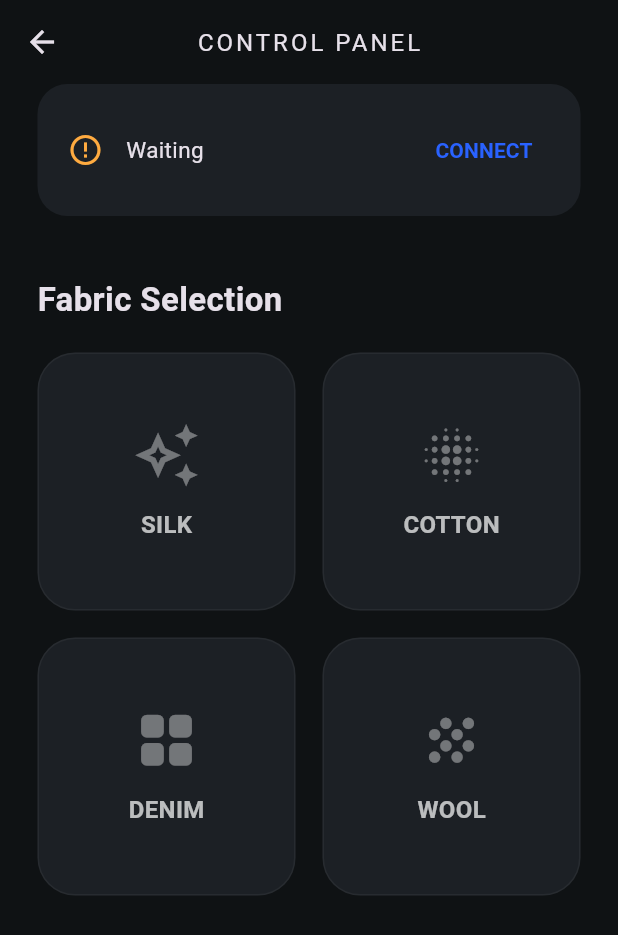
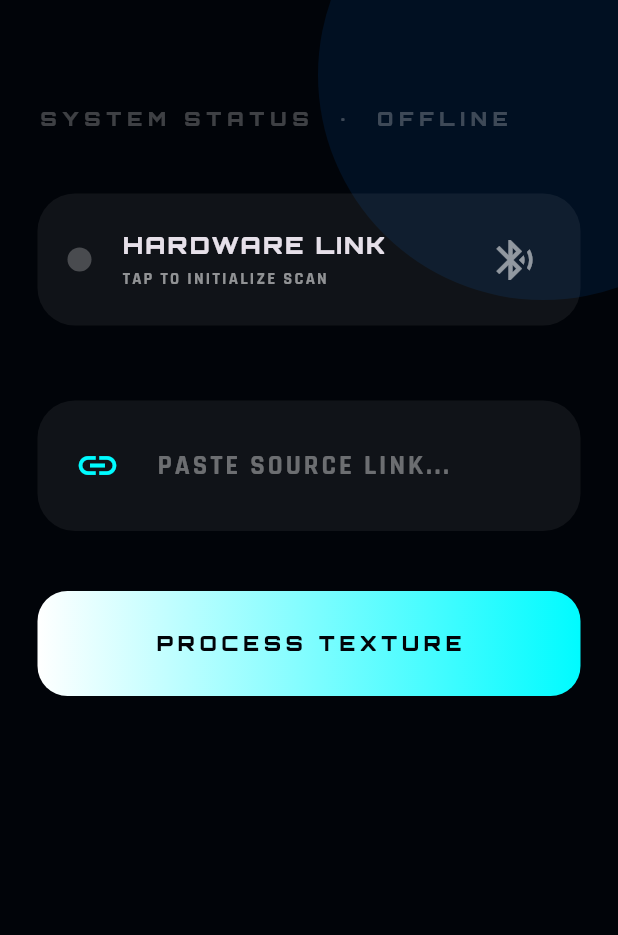
Before and after one commit to aleynakok/Haptic_Project, a Flutter app: the HapticControlPage screen opened directly, on a phone screen of 412 x 824 dp. Shown: the top 935 px of the screen. Run offline on Flutter 3.47's test engine with Material 3 defaults, Android fonts, the phone set to English and light mode, and no system bars; our stand-ins replace flutter_blue_plus, google_fonts, permission_handler, shelf; missing offline and left inert: shelf_router.

Commit message:
Haptic project ai integration

```diff
--- a/lib/main.dart
+++ b/lib/main.dart
@@ -1,113 +1,137 @@
 import 'dart:io';
+import 'dart:async';
 import 'package:flutter/material.dart';
 import 'package:flutter_blue_plus/flutter_blue_plus.dart';
 import 'package:permission_handler/permission_handler.dart';
+import 'ai_service.dart';
+import 'package:google_fonts/google_fonts.dart';
 
-// MyApp ismini burada güncelledik
 void main() => runApp(const MyApp());
 
 class MyApp extends StatelessWidget {
   const MyApp({super.key});
-
   @override
   Widget build(BuildContext context) {
     return MaterialApp(
       debugShowCheckedModeBanner: false,
       theme: ThemeData(
         brightness: Brightness.dark,
-        scaffoldBackgroundColor: const Color(0xFF0F1214),
-        primaryColor: const Color(0xFF2962FF),
+        scaffoldBackgroundColor: const Color(0xFF010409),
       ),
       home: const WelcomePage(),
     );
   }
 }
 
-// --- SHARED UI CONSTANTS ---
-const Color kBackgroundColor = Color(0xFF0F1214);
-const Color kCardColor = Color(0xFF1C2025);
-const Color kAccentColor = Color(0xFF2962FF);
+const Color kCyan   = Color(0xFF00FBFF);
+const Color kBlue   = Color(0xFF007BFF);
+const Color kDeepBg = Color(0xFF010409);
 
-// --- 1. WELCOME PAGE ---
+class GradientText extends StatelessWidget {
+  const GradientText(this.text, {super.key, required this.gradient, this.style});
+  final String text;
+  final TextStyle? style;
+  final Gradient gradient;
+  @override
+  Widget build(BuildContext context) {
+    return ShaderMask(
+      blendMode: BlendMode.srcIn,
+      shaderCallback: (bounds) =>
+          gradient.createShader(Rect.fromLTWH(0, 0, bounds.width, bounds.height)),
+      child: Text(text, style: style),
+    );
+  }
+}
+
 class WelcomePage extends StatelessWidget {
   const WelcomePage({super.key});
-
   @override
   Widget build(BuildContext context) {
     return Scaffold(
-      backgroundColor: kBackgroundColor,
-      body: Center(
+      backgroundColor: kDeepBg,
+      body: Stack(
+        children: [
+          _techCoreVisual(),
+          Padding(
+            padding: const EdgeInsets.symmetric(horizontal: 40),
             child: Column(
               mainAxisAlignment: MainAxisAlignment.center,
+              crossAxisAlignment: CrossAxisAlignment.start,
               children: [
-            Container(
-              padding: const EdgeInsets.all(25),
-              decoration: BoxDecoration(
-                color: kCardColor,
-                shape: BoxShape.circle,
-                border: Border.all(
-                  // withOpacity uyarısını gidermek için withValues kullanıldı
-                  color: kAccentColor.withValues(alpha: 0.3),
-                  width: 2,
+                const Icon(Icons.waves_rounded, size: 80, color: kCyan),
+                const SizedBox(height: 50),
+                GradientText(
+                  "HAPTIC\nPROJECT",
+                  gradient: const LinearGradient(colors: [Colors.white, kCyan]),
+                  style: GoogleFonts.orbitron(
+                    fontSize: 42, fontWeight: FontWeight.w900,
+                    height: 1.3, letterSpacing: 12,
                   ),
                 ),
-              child: const Icon(Icons.waves_rounded, size: 60, color: kAccentColor),
+                const SizedBox(height: 30),
+                Text(
+                  "AI-DRIVEN SURFACE SIMULATION",
+                  style: GoogleFonts.orbitron(
+                    fontSize: 14,
+                    color: kCyan.withValues(alpha: 0.8),
+                    letterSpacing: 6,
+                    fontWeight: FontWeight.w900,
                   ),
-            const SizedBox(height: 30),
-            const Text(
-                "HAPTIC PROJECT",
-                style: TextStyle(fontSize: 28, fontWeight: FontWeight.bold, letterSpacing: 3)
                 ),
-            const SizedBox(height: 10),
-            const Text(
-                "Welcome to the Digital Fabric Experience",
-                style: TextStyle(fontSize: 14, color: Colors.white38)
+                const SizedBox(height: 120),
+                _neonButton(context,
+                  text: "BOOT SYSTEM",
+                  onTap: () => Navigator.push(context,
+                      MaterialPageRoute(builder: (_) => const HapticControlPage())),
                 ),
-            const SizedBox(height: 80),
-            SizedBox(
-              width: 200,
-              height: 55,
-              child: ElevatedButton(
-                style: ElevatedButton.styleFrom(
-                  backgroundColor: kAccentColor,
-                  shape: RoundedRectangleBorder(borderRadius: BorderRadius.circular(15)),
-                ),
-                onPressed: () => Navigator.push(
-                    context,
-                    MaterialPageRoute(builder: (context) => const HapticControlPage())
-                ),
-                child: const Text(
-                    "START",
-                    style: TextStyle(fontSize: 16, fontWeight: FontWeight.bold, color: Colors.white)
-                ),
+              ],
             ),
           ),
         ],
-        ),
       ),
     );
   }
 }
 
-// --- 2. MAIN CONTROL PAGE ---
 class HapticControlPage extends StatefulWidget {
   const HapticControlPage({super.key});
-
   @override
   State<HapticControlPage> createState() => _HapticControlPageState();
 }
 
 class _HapticControlPageState extends State<HapticControlPage> {
-  BluetoothDevice? targetDevice;
+  BluetoothDevice?         targetDevice;
   BluetoothCharacteristic? targetCharacteristic;
-  bool isConnected = false;
-  bool isScanning = false;
-  String selectedFabric = "";
+  bool   isConnected     = false;
+  bool   isScanning      = false;
+  String predictedFabric = "";
+  bool   isLoading       = false;
+
+  StreamSubscription? _scanSub;
+  StreamSubscription? _isScanSub;
+
+  final TextEditingController _urlController = TextEditingController();
+  final AIService _aiService = AIService();
 
   final String serviceUuid = "4fafc201-1fb5-459e-8fcc-c5c9c331914b";
-  final String charUuid = "beb5483e-36e1-4688-b7f5-ea07361b26a8";
+  final String charUuid    = "beb5483e-36e1-4688-b7f5-ea07361b26a8";
 
-  // --- CROSS PLATFORM PERMISSION CHECK ---
+  final Map<String, String> fabricCommands = {
+    "ipek": "1",  "silk": "1",
+    "pamuk": "2", "cotton": "2",
+    "denim": "3", "kot": "3",
+    "yün": "4",   "wool": "4",
+    "keten": "5", "sentetik": "6",
+  };
+
+  @override
+  void dispose() {
+    _scanSub?.cancel();
+    _isScanSub?.cancel();
+    _urlController.dispose();
+    super.dispose();
+  }
+
   Future<void> requestPermissions() async {
     if (Platform.isAndroid) {
       await [
@@ -120,23 +144,35 @@ class _HapticControlPageState extends State<HapticControlPage> {
   }
 
   void startScanAndConnect() async {
+    if (isScanning) return;
+
+    await _scanSub?.cancel();
+    await _isScanSub?.cancel();
+    _scanSub   = null;
+    _isScanSub = null;
+
     setState(() { isScanning = true; });
 
-    FlutterBluePlus.startScan(timeout: const Duration(seconds: 10));
+    await FlutterBluePlus.startScan(timeout: const Duration(seconds: 10));
 
-    FlutterBluePlus.scanResults.listen((results) async {
-      for (ScanResult r in results) {
-        // localName uyarısını gidermek için advName kullanıldı
-        String name = r.device.platformName.isEmpty
-            ? r.advertisementData.advName
-            : r.device.platformName;
+    _scanSub = FlutterBluePlus.scanResults.listen((results) async {
+      for (final r in results) {
+        final name = r.device.platformName.isNotEmpty
+            ? r.device.platformName
+            : r.advertisementData.advName;
 
         if (name == "Haptic_Fabric_ESP32") {
-          FlutterBluePlus.stopScan();
-          setState(() { targetDevice = r.device; });
+          await FlutterBluePlus.stopScan();
+          if (mounted) setState(() { targetDevice = r.device; });
           await connectToDevice(r.device);
           break;
         }
+      }
+    });
+
+    _isScanSub = FlutterBluePlus.isScanning.listen((scanning) {
+      if (!scanning && mounted && !isConnected) {
+        setState(() => isScanning = false);
       }
     });
   }
@@ -144,147 +180,277 @@ class _HapticControlPageState extends State<HapticControlPage> {
   Future<void> connectToDevice(BluetoothDevice device) async {
     try {
       await device.connect();
-      List<BluetoothService> services = await device.discoverServices();
-      for (var service in services) {
+
+      final services = await device.discoverServices();
+
+      for (final service in services) {
         if (service.uuid.toString().toLowerCase() == serviceUuid) {
-          for (var char in service.characteristics) {
+          for (final char in service.characteristics) {
             if (char.uuid.toString().toLowerCase() == charUuid) {
+              if (mounted) {
                 setState(() {
                   targetCharacteristic = char;
                   isConnected = true;
-                isScanning = false;
+                  isScanning  = false;
                 });
+              }
+              _showSnackBar("SYSTEM SYNCHRONIZED", isError: false);
+              return;
             }
           }
         }
       }
     } catch (e) {
-      setState(() { isScanning = false; });
       debugPrint("Connection Error: $e");
+      if (mounted) setState(() { isScanning = false; });
+      _showSnackBar("CONNECTION FAILED");
     }
   }
 
   void sendCommand(String label, String cmd) async {
     if (targetCharacteristic != null) {
       await targetCharacteristic!.write(cmd.codeUnits);
-      setState(() { selectedFabric = label; });
+      setState(() { predictedFabric = label; });
     }
+  }
+
+  void _analyze() async {
+    if (_urlController.text.trim().isEmpty) return;
+    setState(() { isLoading = true; predictedFabric = ""; });
+
+    try {
+      final result     = await _aiService.predictFabric(_urlController.text.trim());
+      final normalized = result.toLowerCase().trim();
+      final cmd        = fabricCommands[normalized] ?? "1";
+
+      if (mounted) setState(() => isLoading = false);
+
+      if (isConnected) {
+        sendCommand(normalized, cmd);
+      } else {
+        if (mounted) setState(() => predictedFabric = normalized);
+        _showSnackBar("PLEASE CONNECT DEVICE");
+      }
+    } catch (e) {
+      if (mounted) setState(() => isLoading = false);
+      _showSnackBar("ANALYSIS ERROR");
+    }
+  }
+
+  void _showSnackBar(String msg, {bool isError = true}) {
+    if (!mounted) return;
+    ScaffoldMessenger.of(context).showSnackBar(SnackBar(
+      content: Text(msg,
+          style: GoogleFonts.orbitron(fontSize: 12, fontWeight: FontWeight.bold)),
+      backgroundColor: isError ? Colors.redAccent : kCyan.withValues(alpha: 0.8),
+    ));
   }
 
   @override
   Widget build(BuildContext context) {
     return Scaffold(
-      appBar: AppBar(
-        title: const Text("CONTROL PANEL", style: TextStyle(letterSpacing: 2, fontSize: 16)),
-        backgroundColor: Colors.transparent,
-        elevation: 0,
-        centerTitle: true,
+      backgroundColor: kDeepBg,
+      body: Stack(
+        children: [
+          _techCoreVisual(),
+          SingleChildScrollView(
+            padding: const EdgeInsets.symmetric(horizontal: 25, vertical: 70),
+            child: Column(
+              crossAxisAlignment: CrossAxisAlignment.start,
+              children: [
+                Text(
+                  "SYSTEM STATUS  •  ${isConnected ? "ONLINE" : "OFFLINE"}",
+                  style: GoogleFonts.orbitron(
+                    color: isConnected ? kCyan : Colors.white24,
+                    letterSpacing: 4, fontSize: 13, fontWeight: FontWeight.w900,
                   ),
-      body: Padding(
-        padding: const EdgeInsets.symmetric(horizontal: 25),
+                ),
+                const SizedBox(height: 40),
+
+                _glassBox(
+                  padding: 20,
+                  child: Row(
+                    children: [
+                      _pulsingDot(isConnected),
+                      const SizedBox(width: 20),
+                      Expanded(
                         child: Column(
+                          crossAxisAlignment: CrossAxisAlignment.start,
                           children: [
-            _buildConnectionPanel(),
-            const SizedBox(height: 40),
-            const Align(
-              alignment: Alignment.centerLeft,
-              child: Text("Fabric Selection", style: TextStyle(fontSize: 22, fontWeight: FontWeight.bold)),
+                            Text(
+                              isConnected ? "LINK READY" : "HARDWARE LINK",
+                              style: GoogleFonts.orbitron(
+                                  fontWeight: FontWeight.w900,
+                                  fontSize: 16, letterSpacing: 1.5),
                             ),
-            const SizedBox(height: 20),
-            Expanded(
-              child: GridView.count(
-                crossAxisCount: 2,
-                crossAxisSpacing: 18,
-                mainAxisSpacing: 18,
-                children: [
-                  _fabricCard("SILK", "1", Icons.auto_awesome_outlined),
-                  _fabricCard("COTTON", "2", Icons.blur_on_rounded),
-                  _fabricCard("DENIM", "3", Icons.grid_view_rounded),
-                  _fabricCard("WOOL", "4", Icons.grain_rounded),
+                            const SizedBox(height: 4),
+                            Text(
+                              isConnected
+                                  ? "ESP32 SYNCHRONIZED"
+                                  : (isScanning ? "SCANNING..." : "TAP TO INITIALIZE SCAN"),
+                              style: GoogleFonts.rajdhani(
+                                  color: Colors.white54, fontSize: 11,
+                                  fontWeight: FontWeight.bold, letterSpacing: 1.5),
+                            ),
                           ],
                         ),
                       ),
-            if (selectedFabric.isNotEmpty)
-              Container(
-                margin: const EdgeInsets.only(bottom: 30),
-                padding: const EdgeInsets.symmetric(vertical: 12, horizontal: 25),
-                decoration: BoxDecoration(
-                    color: kAccentColor.withValues(alpha: 0.1),
-                    borderRadius: BorderRadius.circular(30)
-                ),
-                child: Text(
-                    "Active Texture: $selectedFabric",
-                    style: const TextStyle(color: kAccentColor, fontWeight: FontWeight.bold)
+                      if (isScanning)
+                        const SizedBox(
+                          width: 28, height: 28,
+                          child: CircularProgressIndicator(strokeWidth: 2, color: kCyan),
+                        )
+                      else
+                        IconButton(
+                          onPressed: isConnected ? null : requestPermissions,
+                          icon: Icon(
+                            isConnected
+                                ? Icons.bluetooth_connected
+                                : Icons.bluetooth_searching,
+                            color: isConnected ? kCyan : Colors.white54,
+                            size: 32,
                           ),
                         ),
                     ],
                   ),
                 ),
-    );
-  }
 
-  Widget _buildConnectionPanel() {
-    return Container(
-      padding: const EdgeInsets.all(20),
-      decoration: BoxDecoration(color: kCardColor, borderRadius: BorderRadius.circular(20)),
-      child: Row(
-        children: [
-          Icon(
-              isConnected ? Icons.check_circle : Icons.error_outline,
-              color: isConnected ? Colors.greenAccent : Colors.orangeAccent
+                const SizedBox(height: 50),
+
+                _glassBox(
+                  padding: 5,
+                  child: TextField(
+                    controller: _urlController,
+                    style: GoogleFonts.rajdhani(
+                      fontSize: 18, fontWeight: FontWeight.w800,
+                      color: Colors.white, letterSpacing: 2.0,
                     ),
-          const SizedBox(width: 15),
-          Expanded(
-              child: Text(
-                  isConnected ? "Connected" : (isScanning ? "Searching..." : "Waiting"),
-                  style: const TextStyle(fontSize: 15)
-              )
+                    decoration: InputDecoration(
+                      contentPadding: const EdgeInsets.symmetric(vertical: 25),
+                      hintText: "PASTE SOURCE LINK...",
+                      hintStyle: GoogleFonts.rajdhani(
+                          color: Colors.white38,
+                          fontWeight: FontWeight.bold, letterSpacing: 2),
+                      prefixIcon: const Padding(
+                        padding: EdgeInsets.symmetric(horizontal: 20),
+                        child: Icon(Icons.link, color: kCyan, size: 30),
                       ),
-          if (!isConnected)
-            isScanning
-                ? const SizedBox(
-                width: 20,
-                height: 20,
-                child: CircularProgressIndicator(strokeWidth: 2, color: kAccentColor)
-            )
-                : TextButton(
-                onPressed: requestPermissions,
-                child: const Text("CONNECT", style: TextStyle(color: kAccentColor, fontWeight: FontWeight.bold))
+                      border: InputBorder.none,
+                    ),
+                  ),
+                ),
+                const SizedBox(height: 40),
+
+                _neonButton(context,
+                  text: isLoading ? "PROCESSING..." : "PROCESS TEXTURE",
+                  onTap: isLoading ? null : _analyze,
+                ),
+
+                const SizedBox(height: 60),
+
+                if (predictedFabric.isNotEmpty) ...[
+                  Center(
+                    child: Text("HAPTIC PROFILE DETECTED",
+                        style: GoogleFonts.orbitron(
+                            color: kCyan, letterSpacing: 5,
+                            fontSize: 14, fontWeight: FontWeight.w900)),
+                  ),
+                  const SizedBox(height: 30),
+                  _resultDisplay(predictedFabric),
+                ],
+              ],
+            ),
           ),
         ],
       ),
     );
   }
 
-  Widget _fabricCard(String label, String cmd, IconData icon) {
-    bool isCurrent = selectedFabric == label;
-    return GestureDetector(
-      onTap: isConnected ? () => sendCommand(label, cmd) : null,
-      child: AnimatedContainer(
-        duration: const Duration(milliseconds: 250),
+  Widget _resultDisplay(String fabric) {
+    return Container(
+      width: double.infinity,
+      padding: const EdgeInsets.symmetric(vertical: 35),
       decoration: BoxDecoration(
-          color: isCurrent ? kAccentColor : kCardColor,
-          borderRadius: BorderRadius.circular(25),
-          border: Border.all(
-              color: isCurrent ? kAccentColor : Colors.white.withValues(alpha: 0.05)
-          ),
+        color: Colors.white.withValues(alpha: 0.03),
+        borderRadius: BorderRadius.circular(40),
+        border: Border.all(color: kCyan.withValues(alpha: 0.2)),
       ),
       child: Column(
-          mainAxisAlignment: MainAxisAlignment.center,
         children: [
-            Icon(icon, size: 45, color: isCurrent ? Colors.white : Colors.white38),
-            const SizedBox(height: 12),
-            Text(
-                label,
-                style: TextStyle(
-                    fontSize: 16,
-                    fontWeight: FontWeight.bold,
-                    color: isCurrent ? Colors.white : Colors.white70
-                )
+          Icon(_getIcon(fabric), size: 60, color: kCyan),
+          const SizedBox(height: 20),
+          GradientText(
+            fabric.toUpperCase(),
+            gradient: const LinearGradient(colors: [Colors.white, kCyan]),
+            style: GoogleFonts.orbitron(
+                fontSize: 48, fontWeight: FontWeight.w900, letterSpacing: -2),
           ),
         ],
+      ),
+    );
+  }
+
+  IconData _getIcon(String f) {
+    if (f.contains("pamuk") || f.contains("cotton")) return Icons.cloud_outlined;
+    if (f.contains("ipek")  || f.contains("silk"))   return Icons.auto_awesome_outlined;
+    if (f.contains("denim") || f.contains("kot"))    return Icons.grid_view_outlined;
+    if (f.contains("yün")   || f.contains("wool"))   return Icons.waves_outlined;
+    return Icons.texture;
+  }
+}
+
+Widget _techCoreVisual() {
+  return Positioned(
+    top: -100, right: -100,
+    child: Container(
+      width: 300, height: 300,
+      decoration: BoxDecoration(
+        shape: BoxShape.circle,
+        color: kBlue.withValues(alpha: 0.1),
       ),
     ),
   );
 }
+
+Widget _neonButton(BuildContext context,
+    {required String text, VoidCallback? onTap}) {
+  return GestureDetector(
+    onTap: onTap,
+    child: Container(
+      height: 70,
+      decoration: BoxDecoration(
+        borderRadius: BorderRadius.circular(20),
+        gradient: onTap != null
+            ? const LinearGradient(colors: [Colors.white, kCyan])
+            : const LinearGradient(colors: [Colors.white24, Colors.white12]),
+      ),
+      child: Center(
+        child: Text(text,
+            style: GoogleFonts.orbitron(
+                fontWeight: FontWeight.w900, letterSpacing: 3,
+                fontSize: 14, color: kDeepBg)),
+      ),
+    ),
+  );
 }
+
+Widget _glassBox({required Widget child, double padding = 20}) {
+  return Container(
+    padding: EdgeInsets.all(padding),
+    decoration: BoxDecoration(
+      color: Colors.white.withValues(alpha: 0.06),
+      borderRadius: BorderRadius.circular(25),
+    ),
+    child: child,
+  );
+}
+
+Widget _pulsingDot(bool active) {
+  return Container(
+    width: 16, height: 16,
+    decoration: BoxDecoration(
+      shape: BoxShape.circle,
+      color: active ? kCyan : Colors.white24,
+    ),
+  );
+}
--- a/pubspec.yaml
+++ b/pubspec.yaml
@@ -30,8 +30,11 @@ environment:
 dependencies:
   flutter:
     sdk: flutter
+  google_fonts: ^6.2.1  # <-- Bu satırı ekle
   flutter_blue_plus: ^1.31.0
-  permission_handler: ^11.3.1
+  permission_handler: ^11.3.0
+  http: ^1.6.0
+
 
   # The following adds the Cupertino Icons font to your application.
   # Use with the CupertinoIcons class for iOS style icons.
```
Also changed, not shown: lib/ai_service.dart (added, +43 -0 lines), lib/services/server_service.dart (added, +52 -0 lines), pubspec.lock, 3 other files. Lines whose indentation alone changed are shown as unchanged.
